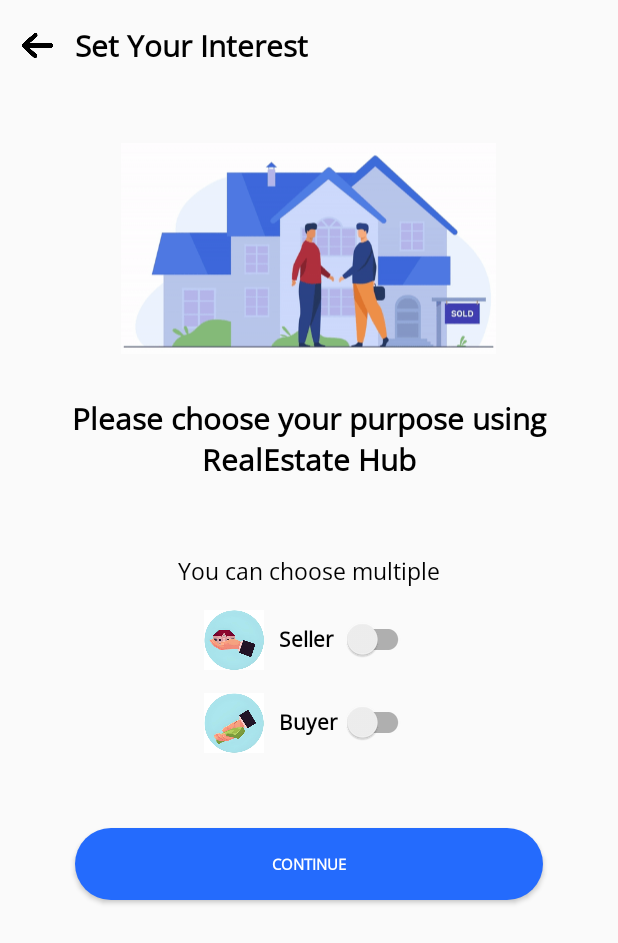
After one commit to Lara1011/RealEstate-Hub, an Android app: the SetIntentActivity screen opened directly, with no data from a screen before it, on a phone screen of 412 x 824 dp. The commit adds this screen. Shown: the top 943 px of the screen. Run offline under Robolectric (Android 15) with nearby library versions, the phone set to English and light mode, and no system bars; pictures from the network do not load.

Commit message:
Intent Activity done

```diff
--- /dev/null
+++ b/app/src/main/java/com/example/realestatehub/SetIntentActivity.java
@@ -0,0 +1,49 @@
+package com.example.realestatehub;
+
+import android.os.Bundle;
+import android.view.View;
+import android.view.Window;
+import android.view.WindowManager;
+import android.widget.Button;
+import android.widget.ImageView;
+
+import androidx.appcompat.app.AppCompatActivity;
+
+import com.bumptech.glide.Glide;
+
+public class SetIntentActivity extends AppCompatActivity implements View.OnClickListener {
+    private Button backButton;
+    private ImageView makingDealImageView;
+    private Button continueButton;
+    @Override
+    protected void onCreate(Bundle savedInstanceState) {
+        super.onCreate(savedInstanceState);
+        //=========Device Bar Color=========
+        Window window = getWindow();
+        window.addFlags(WindowManager.LayoutParams.FLAG_DRAWS_SYSTEM_BAR_BACKGROUNDS);
+        window.setStatusBarColor(getResources().getColor(R.color.white));
+
+        setContentView(R.layout.activity_set_intent);
+        initUI();
+    }
+
+    private void initUI() {
+        backButton = findViewById(R.id.backButton);
+        makingDealImageView = findViewById(R.id.makingDealImageView);
+        continueButton = findViewById(R.id.continueButton);
+
+        backButton.setOnClickListener(this);
+        continueButton.setOnClickListener(this);
+
+        Glide.with(this).asGif().load(R.drawable.making_deal).into(makingDealImageView);
+    }
+    @Override
+    public void onClick(View v) {
+        if (v.getId() == R.id.continueButton) {
+
+            // Start the next activity or move to the next layout here
+            //startActivity(new Intent(WelcomeActivity.this, LogInActivity.class));
+            finish();
+        }
+    }
+}
--- a/app/src/main/res/layout/activity_set_intent.xml
+++ b/app/src/main/res/layout/activity_set_intent.xml
@@ -1,6 +1,144 @@
 <?xml version="1.0" encoding="utf-8"?>
-<androidx.constraintlayout.widget.ConstraintLayout xmlns:android="http://schemas.android.com/apk/res/android"
+<RelativeLayout xmlns:android="http://schemas.android.com/apk/res/android"
+    xmlns:app="http://schemas.android.com/apk/res-auto"
+    xmlns:tools="http://schemas.android.com/tools"
     android:layout_width="match_parent"
-    android:layout_height="match_parent">
+    android:layout_height="match_parent"
+    android:background="#00FFFFFF"
+    tools:context=".SetIntentActivity">
 
-</androidx.constraintlayout.widget.ConstraintLayout>
+    <LinearLayout
+        android:id="@+id/firstLinearLayout"
+        android:layout_width="wrap_content"
+        android:layout_height="wrap_content"
+        android:layout_marginTop="15dp"
+        android:gravity="center_vertical"
+        android:orientation="horizontal">
+
+        <Button
+            android:id="@+id/backButton"
+            android:layout_width="30dp"
+            android:layout_height="30dp"
+            android:layout_marginStart="10dp"
+            android:background="@drawable/back_icon" />
+
+        <TextView
+            android:id="@+id/pageNametextView"
+            android:layout_width="match_parent"
+            android:layout_height="wrap_content"
+            android:layout_marginStart="10dp"
+            android:fontFamily="@font/opensans_regular"
+            android:text="Set Your Interest"
+            android:textColor="@color/black"
+            android:textSize="20sp"
+            android:textStyle="bold" />
+    </LinearLayout>
+
+    <ImageView
+        android:id="@+id/makingDealImageView"
+        android:layout_width="250dp"
+        android:layout_height="200dp"
+        android:layout_below="@+id/firstLinearLayout"
+        android:layout_centerHorizontal="true"
+        android:layout_marginTop="20dp"
+        app:srcCompat="@drawable/making_deal" />
+
+    <TextView
+        android:id="@+id/purposeTextView"
+        android:layout_width="wrap_content"
+        android:layout_height="wrap_content"
+        android:layout_below="@+id/makingDealImageView"
+        android:layout_centerHorizontal="true"
+        android:fontFamily="@font/opensans_regular"
+        android:gravity="center"
+        android:text="Please choose your purpose using RealEstate Hub"
+        android:textColor="@color/black"
+        android:textSize="20sp"
+        android:textStyle="bold" />
+
+    <TextView
+        android:id="@+id/chooseTextView"
+        android:layout_width="wrap_content"
+        android:layout_height="wrap_content"
+        android:layout_below="@+id/purposeTextView"
+        android:layout_centerHorizontal="true"
+        android:layout_marginTop="50dp"
+        android:fontFamily="@font/opensans_regular"
+        android:gravity="center"
+        android:text="You can choose multiple"
+        android:textColor="@color/black"
+        android:textSize="15sp" />
+
+    <LinearLayout
+        android:id="@+id/sellerLinearLayout"
+        android:layout_width="wrap_content"
+        android:layout_height="wrap_content"
+        android:layout_below="@+id/chooseTextView"
+        android:layout_centerHorizontal="true"
+        android:layout_marginTop="15dp"
+        android:gravity="center"
+        android:orientation="horizontal">
+
+        <ImageView
+            android:id="@+id/sellerLogoImageView"
+            android:layout_width="40dp"
+            android:layout_height="40dp"
+            android:src="@drawable/seller_logo" />
+
+        <androidx.appcompat.widget.SwitchCompat
+            android:id="@+id/sellerSwitch"
+            android:layout_width="90dp"
+            android:layout_height="wrap_content"
+            android:layout_marginStart="10dp"
+            android:layout_weight="1"
+            android:fontFamily="@font/opensans_regular"
+            android:text="Seller"
+
+            android:textStyle="bold" />
+
+    </LinearLayout>
+
+    <LinearLayout
+        android:id="@+id/buyerLinearLayout"
+        android:layout_width="wrap_content"
+        android:layout_height="wrap_content"
+        android:layout_below="@+id/sellerLinearLayout"
+        android:layout_centerHorizontal="true"
+        android:layout_marginTop="15dp"
+        android:gravity="center"
+        android:orientation="horizontal">
+
+        <ImageView
+            android:id="@+id/buyerLogoImageView"
+            android:layout_width="40dp"
+            android:layout_height="40dp"
+            android:src="@drawable/buyer_logo" />
+
+        <androidx.appcompat.widget.SwitchCompat
+            android:id="@+id/buyerSwitch"
+            android:layout_width="90dp"
+            android:layout_height="wrap_content"
+            android:layout_marginStart="10dp"
+            android:layout_weight="1"
+            android:fontFamily="@font/opensans_regular"
+            android:text="Buyer"
+            android:textStyle="bold" />
+    </LinearLayout>
+
+    <Button
+        android:id="@+id/continueButton"
+        android:layout_width="match_parent"
+        android:layout_height="wrap_content"
+        android:layout_below="@+id/buyerLinearLayout"
+        android:layout_marginStart="50dp"
+        android:layout_marginTop="50dp"
+        android:layout_marginEnd="50dp"
+        android:background="@drawable/welcome_button"
+        android:fontFamily="@font/opensans_regular"
+        android:padding="10dp"
+        android:text="Continue"
+        android:textColor="@color/white"
+        android:textSize="10sp"
+        android:textStyle="bold" />
+
+</RelativeLayout>
```
